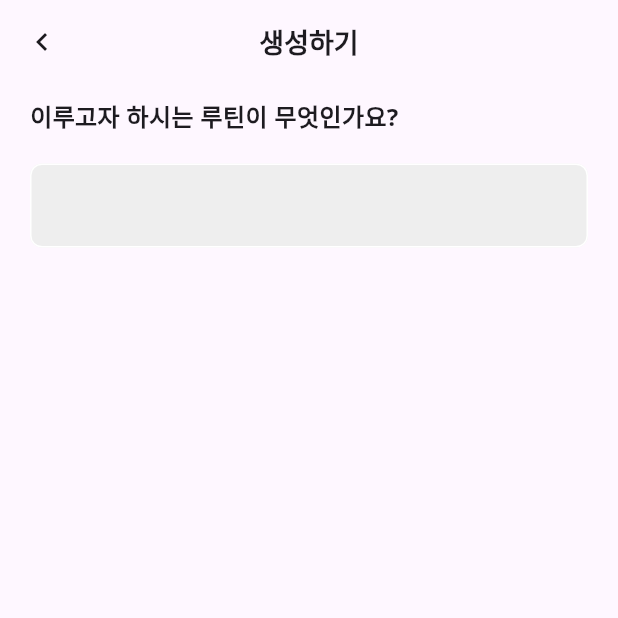
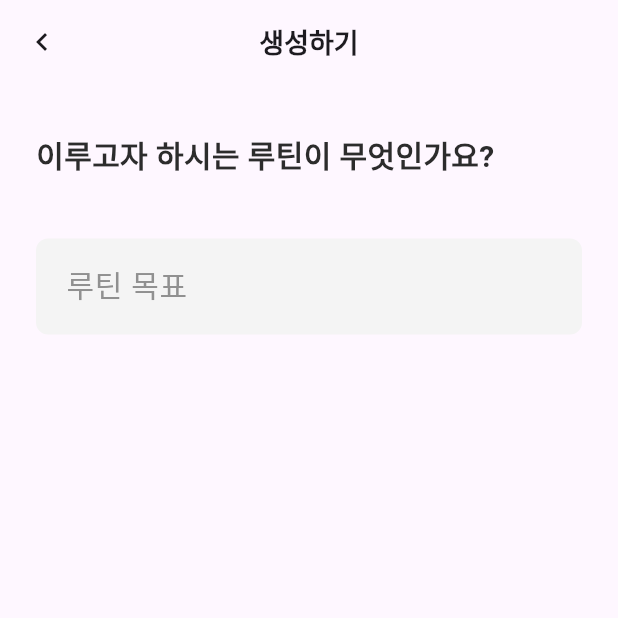
Before and after one commit to DoRun-DoRun/life-designer-client, a Flutter app: the RoutineCreatorScreen screen opened directly, on a phone screen of 412 x 824 dp, the top half of it. Run offline on Flutter 3.47's test engine with Material 3 defaults, Android fonts, the phone set to English and light mode, and no system bars; our stand-ins replace dio, flutter_riverpod, flutter_secure_storage, go_router, percent_indicator, retrofit; missing offline and left inert: debounce_throttle, widgetbook, widgetbook_annotation; accounts and stored records are empty; generated files the repository leaves out were written again; Roboto replaces fonts that are missing (NotoSansKR).

Commit message:
[Feat] inputBox 컴포넌트 작업

```diff
--- /dev/null
+++ b/lib/common/component/input_box.dart
@@ -0,0 +1,76 @@
+import 'package:dorun_app_flutter/common/component/gap_column.dart';
+import 'package:dorun_app_flutter/common/constant/colors.dart';
+import 'package:dorun_app_flutter/common/constant/fonts.dart';
+import 'package:dorun_app_flutter/common/constant/spacing.dart';
+import 'package:flutter/material.dart';
+
+class InputBox extends StatefulWidget {
+  final TextEditingController controller;
+  final String? hintText;
+  final ValueChanged<String>? onSubmitted;
+
+  const InputBox({
+    super.key,
+    required this.controller,
+    this.hintText = '',
+    this.onSubmitted,
+  });
+
+  @override
+  InputBoxState createState() => InputBoxState();
+}
+
+class InputBoxState extends State<InputBox> {
+  final FocusNode _focusNode = FocusNode();
+  bool _isFocused = false;
+
+  @override
+  void initState() {
+    super.initState();
+    _focusNode.addListener(() {
+      setState(() {
+        _isFocused = _focusNode.hasFocus;
+      });
+    });
+  }
+
+  @override
+  void dispose() {
+    _focusNode.dispose();
+    super.dispose();
+  }
+
+  @override
+  Widget build(BuildContext context) {
+    return GapColumn(
+      gap: AppSpacing.SPACE_8,
+      crossAxisAlignment: CrossAxisAlignment.start,
+      children: [
+        Text(
+          _isFocused || widget.controller.text != '' ? widget.hintText! : '',
+          style: AppTextStyles.MEDIUM_12,
+        ),
+        TextField(
+          controller: widget.controller,
+          focusNode: _focusNode,
+          onSubmitted: widget.onSubmitted,
+          decoration: InputDecoration(
+            filled: true,
+            fillColor: AppColors.BACKGROUND_SUB,
+            hintText: _isFocused ? '' : widget.hintText,
+            hintStyle: AppTextStyles.REGULAR_20.copyWith(
+              color: AppColors.TEXT_SUB,
+            ),
+            contentPadding: const EdgeInsets.all(
+              16,
+            ),
+            border: const OutlineInputBorder(
+              borderRadius: AppRadius.ROUNDED_8,
+              borderSide: BorderSide.none,
+            ),
+          ),
+        ),
+      ],
+    );
+  }
+}
--- a/lib/features/routine/view/routine_creator_screen.dart
+++ b/lib/features/routine/view/routine_creator_screen.dart
@@ -1,3 +1,7 @@
+import 'package:dorun_app_flutter/common/component/gap_column.dart';
+import 'package:dorun_app_flutter/common/component/input_box.dart';
+import 'package:dorun_app_flutter/common/constant/fonts.dart';
+import 'package:dorun_app_flutter/common/constant/spacing.dart';
 import 'package:flutter/cupertino.dart';
 import 'package:flutter/material.dart';
 
@@ -170,40 +174,61 @@ class _RoutineCreatorScreenState extends State<RoutineCreatorScreen> {
               ],
             ),
           if (_routineGoal == null)
-            Column(
-              crossAxisAlignment: CrossAxisAlignment.start,
-              children: [
-                const Padding(
-                  padding: EdgeInsets.symmetric(horizontal: 20, vertical: 10),
-                  child: Text('이루고자 하시는 루틴이 무엇인가요?',
-                      style:
-                          TextStyle(fontSize: 16, fontWeight: FontWeight.bold)),
-                ),
-                Padding(
-                  padding:
-                      const EdgeInsets.symmetric(horizontal: 20, vertical: 10),
-                  child: TextField(
+            Padding(
+              padding: const EdgeInsets.symmetric(
+                horizontal: AppSpacing.SPACE_24,
+                vertical: AppSpacing.SPACE_32,
+              ),
+              child: GapColumn(
+                gap: AppSpacing.SPACE_16,
+                crossAxisAlignment: CrossAxisAlignment.start,
+                children: [
+                  const Text(
+                    '이루고자 하시는 루틴이 무엇인가요?',
+                    style: AppTextStyles.BOLD_20,
+                  ),
+                  InputBox(
                     controller: _textController,
-                    decoration: InputDecoration(
-                      filled: true,
-                      fillColor: Colors.grey[200],
-                      labelStyle: const TextStyle(color: Colors.black),
-                      enabledBorder: OutlineInputBorder(
-                        borderSide: const BorderSide(color: Colors.white),
-                        borderRadius: BorderRadius.circular(8),
-                      ),
-                      focusedBorder: OutlineInputBorder(
-                        borderSide:
-                            const BorderSide(color: Colors.white, width: 2),
-                        borderRadius: BorderRadius.circular(8),
-                      ),
-                    ),
-                    cursorColor: Colors.blue,
+                    hintText: '루틴 목표',
                     onSubmitted: _setRoutineGoal,
                   ),
-                ),
-              ],
+                ],
+              ),
             ),
+          // Column(
+          //     crossAxisAlignment: CrossAxisAlignment.start,
+          //     children: [
+          //       const Padding(
+          //         padding: EdgeInsets.symmetric(horizontal: 20, vertical: 10),
+          //         child: Text('이루고자 하시는 루틴이 무엇인가요?',
+          //             style:
+          //                 TextStyle(fontSize: 16, fontWeight: FontWeight.bold)),
+          //       ),
+          //       Padding(
+          //         padding:
+          //             const EdgeInsets.symmetric(horizontal: 20, vertical: 10),
+          //         child: TextField(
+          //           controller: _textController,
+          //           decoration: InputDecoration(
+          //             filled: true,
+          //             fillColor: Colors.grey[200],
+          //             labelStyle: const TextStyle(color: Colors.black),
+          //             enabledBorder: OutlineInputBorder(
+          //               borderSide: const BorderSide(color: Colors.white),
+          //               borderRadius: BorderRadius.circular(8),
+          //             ),
+          //             focusedBorder: OutlineInputBorder(
+          //               borderSide:
+          //                   const BorderSide(color: Colors.white, width: 2),
+          //               borderRadius: BorderRadius.circular(8),
+          //             ),
+          //           ),
+          //           cursorColor: Colors.blue,
+          //           onSubmitted: _setRoutineGoal,
+          //         ),
+          //       ),
+          //     ],
+          //   ),
           if (_routineGoal != null && _selectedTime != null)
             Padding(
               padding: const EdgeInsets.symmetric(horizontal: 20, vertical: 10),
```
